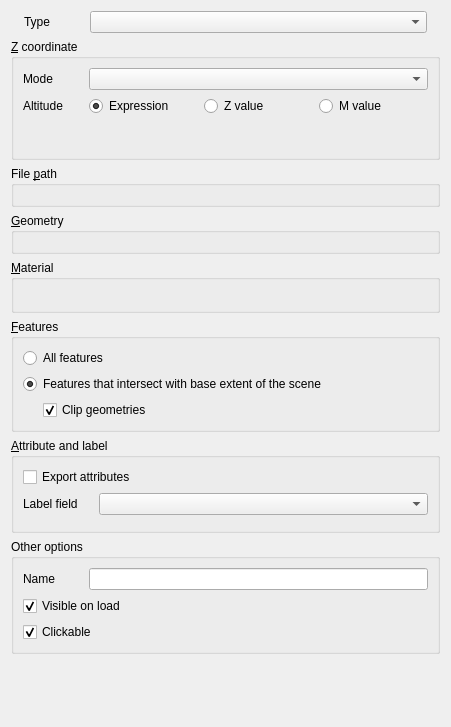
Qt form ui/vectorproperties.ui (minorua/Qgis2threejs) before a commit.
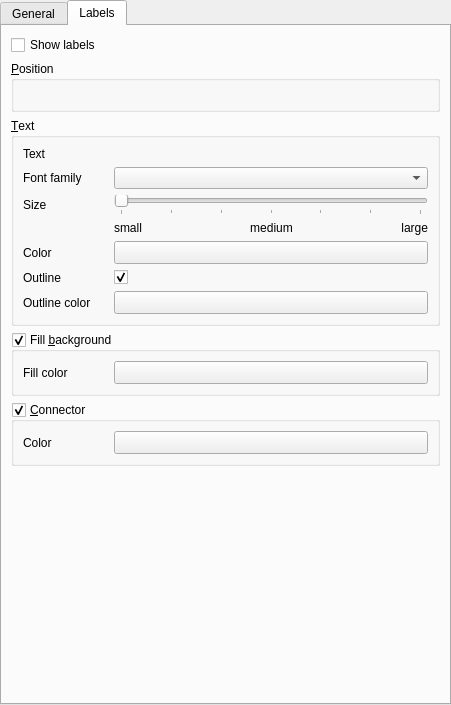
The same form after that commit. The open tabs and pages were chosen to show the change. Custom widgets are drawn as their Qt base class.

Commit message:
label: improve settings for labeling
- add font family, font size, color, outline color, background color
  and connector color settings to newly created labels tab (fix #269)

- use a field expression widget for label text setting (fix #257)

- DEM: rename toolButton_SideColor to colorButton_Side, toolButton_EdgeColor
  to colorButton_Edge and toolButton_WireframeColor to colorButton_Wireframe

The edit to the form file:
```diff
--- a/ui/vectorproperties.ui
+++ b/ui/vectorproperties.ui
@@ -7,13 +7,35 @@
     <x>0</x>
     <y>0</y>
     <width>451</width>
-    <height>727</height>
+    <height>705</height>
    </rect>
   </property>
   <property name="windowTitle">
    <string>Form</string>
   </property>
-  <layout class="QVBoxLayout" name="verticalLayout_2">
+  <layout class="QVBoxLayout" name="verticalLayout_5">
+   <property name="leftMargin">
+    <number>0</number>
+   </property>
+   <property name="topMargin">
+    <number>0</number>
+   </property>
+   <property name="rightMargin">
+    <number>0</number>
+   </property>
+   <property name="bottomMargin">
+    <number>0</number>
+   </property>
+   <item>
+    <widget class="QTabWidget" name="tabWidget">
+     <property name="currentIndex">
+      <number>0</number>
+     </property>
+     <widget class="QWidget" name="tab">
+      <attribute name="title">
+       <string>General</string>
+      </attribute>
+      <layout class="QVBoxLayout" name="verticalLayout">
    <item>
     <layout class="QFormLayout" name="formLayout_Type">
      <property name="leftMargin">
@@ -49,7 +71,7 @@
       <item>
        <layout class="QFormLayout" name="formLayout">
         <item row="0" column="0">
-         <widget class="QLabel" name="label_3">
+             <widget class="QLabel" name="label_Mode">
           <property name="minimumSize">
            <size>
             <width>60</width>
@@ -65,7 +87,7 @@
          <widget class="QComboBox" name="comboBox_altitudeMode"/>
         </item>
         <item row="1" column="0">
-         <widget class="QLabel" name="label_2">
+             <widget class="QLabel" name="label_Altitude">
           <property name="minimumSize">
            <size>
             <width>60</width>
@@ -224,15 +246,13 @@
         </item>
        </layout>
       </item>
-     </layout>
-    </widget>
-   </item>
    <item>
-    <widget class="QGroupBox" name="groupBox_Attrs">
-     <property name="title">
-      <string>&amp;Attribute and label</string>
-     </property>
-     <layout class="QVBoxLayout" name="verticalLayout_4">
+           <widget class="Line" name="line">
+            <property name="orientation">
+             <enum>Qt::Horizontal</enum>
+            </property>
+           </widget>
+          </item>
       <item>
        <widget class="QCheckBox" name="checkBox_ExportAttrs">
         <property name="text">
@@ -243,46 +263,17 @@
         </property>
        </widget>
       </item>
-      <item>
-       <layout class="QGridLayout" name="gridLayout_Label">
-        <item row="0" column="1">
-         <widget class="QComboBox" name="comboBox_Label"/>
-        </item>
-        <item row="0" column="0">
-         <widget class="QLabel" name="label">
-          <property name="minimumSize">
-           <size>
-            <width>60</width>
-            <height>0</height>
-           </size>
-          </property>
-          <property name="maximumSize">
-           <size>
-            <width>70</width>
-            <height>16777215</height>
-           </size>
-          </property>
-          <property name="text">
-           <string>Label field</string>
-          </property>
-         </widget>
-        </item>
-        <item row="1" column="0" colspan="2">
-         <widget class="PropertyWidget" name="labelHeightWidget" native="true"/>
-        </item>
-       </layout>
-      </item>
      </layout>
     </widget>
    </item>
    <item>
     <widget class="QGroupBox" name="groupBox_Others">
      <property name="title">
-      <string>Other options</string>
+          <string>&amp;Other options</string>
      </property>
      <layout class="QGridLayout" name="gridLayout">
       <item row="0" column="0">
-       <widget class="QLabel" name="label_4">
+           <widget class="QLabel" name="label_Name">
         <property name="minimumSize">
          <size>
           <width>60</width>
@@ -320,6 +311,262 @@
      </layout>
     </widget>
    </item>
+      </layout>
+     </widget>
+     <widget class="QWidget" name="tab_Label">
+      <attribute name="title">
+       <string>Labels</string>
+      </attribute>
+      <layout class="QVBoxLayout" name="verticalLayout_2">
+       <item>
+        <widget class="QCheckBox" name="checkBox_Label">
+         <property name="text">
+          <string>Show labels</string>
+         </property>
+        </widget>
+       </item>
+       <item>
+        <widget class="QGroupBox" name="groupBox_Position">
+         <property name="title">
+          <string>&amp;Position</string>
+         </property>
+         <layout class="QVBoxLayout" name="verticalLayout_4">
+          <item>
+           <widget class="PropertyWidget" name="labelHeightWidget" native="true">
+            <property name="minimumSize">
+             <size>
+              <width>0</width>
+              <height>10</height>
+             </size>
+            </property>
+           </widget>
+          </item>
+         </layout>
+        </widget>
+       </item>
+       <item>
+        <widget class="QGroupBox" name="groupBox_LabelText">
+         <property name="title">
+          <string>&amp;Text</string>
+         </property>
+         <layout class="QGridLayout" name="gridLayout_5">
+          <item row="1" column="0">
+           <widget class="QLabel" name="label_FontFamily">
+            <property name="text">
+             <string>Font family</string>
+            </property>
+           </widget>
+          </item>
+          <item row="5" column="1" colspan="4">
+           <widget class="QCheckBox" name="checkBox_Outline">
+            <property name="checked">
+             <bool>true</bool>
+            </property>
+           </widget>
+          </item>
+          <item row="5" column="0">
+           <widget class="QLabel" name="label_Outline">
+            <property name="text">
+             <string>Outline</string>
+            </property>
+           </widget>
+          </item>
+          <item row="2" column="0">
+           <widget class="QLabel" name="label_FontSize">
+            <property name="text">
+             <string>Size</string>
+            </property>
+           </widget>
+          </item>
+          <item row="1" column="1" colspan="4">
+           <widget class="QComboBox" name="comboBox_FontFamily">
+            <property name="sizePolicy">
+             <sizepolicy hsizetype="Expanding" vsizetype="Fixed">
+              <horstretch>0</horstretch>
+              <verstretch>0</verstretch>
+             </sizepolicy>
+            </property>
+           </widget>
+          </item>
+          <item row="4" column="1" colspan="4">
+           <widget class="QgsColorButton" name="colorButton_Label">
+            <property name="sizePolicy">
+             <sizepolicy hsizetype="Expanding" vsizetype="Fixed">
+              <horstretch>0</horstretch>
+              <verstretch>0</verstretch>
+             </sizepolicy>
+            </property>
+           </widget>
+          </item>
+          <item row="6" column="1" colspan="4">
+           <widget class="QgsColorButton" name="colorButton_OtlColor">
+            <property name="sizePolicy">
+             <sizepolicy hsizetype="Expanding" vsizetype="Fixed">
+              <horstretch>0</horstretch>
+              <verstretch>0</verstretch>
+             </sizepolicy>
+            </property>
+           </widget>
+          </item>
+          <item row="6" column="0">
+           <widget class="QLabel" name="label_2">
+            <property name="text">
+             <string>Outline color</string>
+            </property>
+           </widget>
+          </item>
+          <item row="4" column="0">
+           <widget class="QLabel" name="label_LabelColor">
+            <property name="text">
+             <string>Color</string>
+            </property>
+           </widget>
+          </item>
+          <item row="0" column="0">
+           <widget class="QLabel" name="label_Text">
+            <property name="minimumSize">
+             <size>
+              <width>85</width>
+              <height>0</height>
+             </size>
+            </property>
+            <property name="maximumSize">
+             <size>
+              <width>70</width>
+              <height>16777215</height>
+             </size>
+            </property>
+            <property name="text">
+             <string>Text</string>
+            </property>
+           </widget>
+          </item>
+          <item row="0" column="1" colspan="4">
+           <widget class="QgsFieldExpressionWidget" name="expression_Label" native="true">
+            <property name="minimumSize">
+             <size>
+              <width>0</width>
+              <height>10</height>
+             </size>
+            </property>
+           </widget>
+          </item>
+          <item row="2" column="1" colspan="4">
+           <widget class="QSlider" name="slider_FontSize">
+            <property name="maximum">
+             <number>6</number>
+            </property>
+            <property name="orientation">
+             <enum>Qt::Horizontal</enum>
+            </property>
+            <property name="tickPosition">
+             <enum>QSlider::TicksBelow</enum>
+            </property>
+           </widget>
+          </item>
+          <item row="3" column="1">
+           <widget class="QLabel" name="label">
+            <property name="text">
+             <string>small</string>
+            </property>
+           </widget>
+          </item>
+          <item row="3" column="4">
+           <widget class="QLabel" name="label_4">
+            <property name="text">
+             <string>large</string>
+            </property>
+            <property name="alignment">
+             <set>Qt::AlignRight|Qt::AlignTrailing|Qt::AlignVCenter</set>
+            </property>
+           </widget>
+          </item>
+          <item row="3" column="2" colspan="2">
+           <widget class="QLabel" name="label_3">
+            <property name="text">
+             <string>medium</string>
+            </property>
+            <property name="alignment">
+             <set>Qt::AlignCenter</set>
+            </property>
+           </widget>
+          </item>
+         </layout>
+        </widget>
+       </item>
+       <item>
+        <widget class="QGroupBox" name="groupBox_Background">
+         <property name="title">
+          <string>Fill &amp;background</string>
+         </property>
+         <property name="checkable">
+          <bool>true</bool>
+         </property>
+         <layout class="QGridLayout" name="gridLayout_4">
+          <item row="0" column="0">
+           <widget class="QLabel" name="label_LabelBgColor">
+            <property name="minimumSize">
+             <size>
+              <width>85</width>
+              <height>0</height>
+             </size>
+            </property>
+            <property name="text">
+             <string>Fill color</string>
+            </property>
+           </widget>
+          </item>
+          <item row="0" column="1">
+           <widget class="QgsColorButton" name="colorButton_BgColor">
+            <property name="sizePolicy">
+             <sizepolicy hsizetype="Expanding" vsizetype="Fixed">
+              <horstretch>0</horstretch>
+              <verstretch>0</verstretch>
+             </sizepolicy>
+            </property>
+           </widget>
+          </item>
+         </layout>
+        </widget>
+       </item>
+       <item>
+        <widget class="QGroupBox" name="groupBox_Conn">
+         <property name="title">
+          <string>&amp;Connector</string>
+         </property>
+         <property name="checkable">
+          <bool>true</bool>
+         </property>
+         <property name="checked">
+          <bool>true</bool>
+         </property>
+         <layout class="QGridLayout" name="gridLayout_3">
+          <item row="0" column="0">
+           <widget class="QLabel" name="label_ConnColor">
+            <property name="minimumSize">
+             <size>
+              <width>85</width>
+              <height>0</height>
+             </size>
+            </property>
+            <property name="text">
+             <string>Color</string>
+            </property>
+           </widget>
+          </item>
+          <item row="0" column="1">
+           <widget class="QgsColorButton" name="colorButton_ConnColor">
+            <property name="sizePolicy">
+             <sizepolicy hsizetype="Expanding" vsizetype="Fixed">
+              <horstretch>0</horstretch>
+              <verstretch>0</verstretch>
+             </sizepolicy>
+            </property>
+           </widget>
+          </item>
+         </layout>
+        </widget>
+       </item>
    <item>
     <spacer name="verticalSpacer">
      <property name="orientation">
@@ -335,6 +582,10 @@
    </item>
   </layout>
  </widget>
+    </widget>
+   </item>
+  </layout>
+ </widget>
  <customwidgets>
   <customwidget>
    <class>QgsFieldExpressionWidget</class>
@@ -348,6 +599,11 @@
    <header>Qgis2threejs.propwidget</header>
    <container>1</container>
   </customwidget>
+  <customwidget>
+   <class>QgsColorButton</class>
+   <extends>QToolButton</extends>
+   <header>qgis.gui</header>
+  </customwidget>
  </customwidgets>
  <resources/>
  <connections>
```
Left out of the diff: 38 changed lines with no effect on the pictures. Lines whose indentation alone changed are shown as unchanged. The commit also changes 20 other files.
